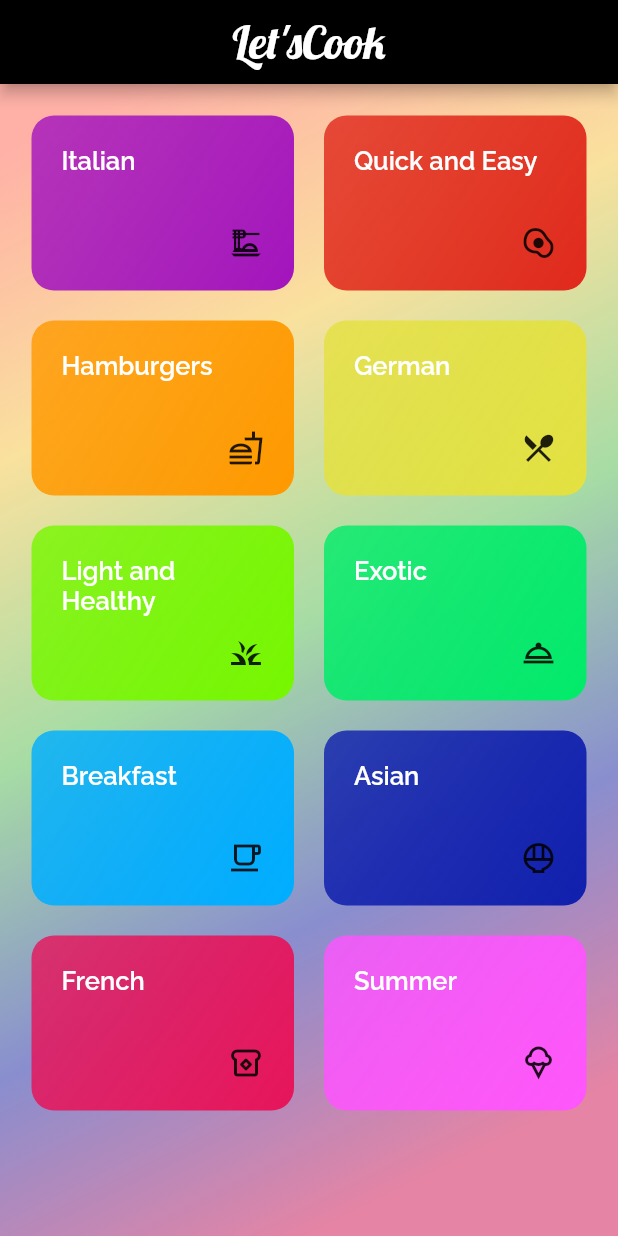
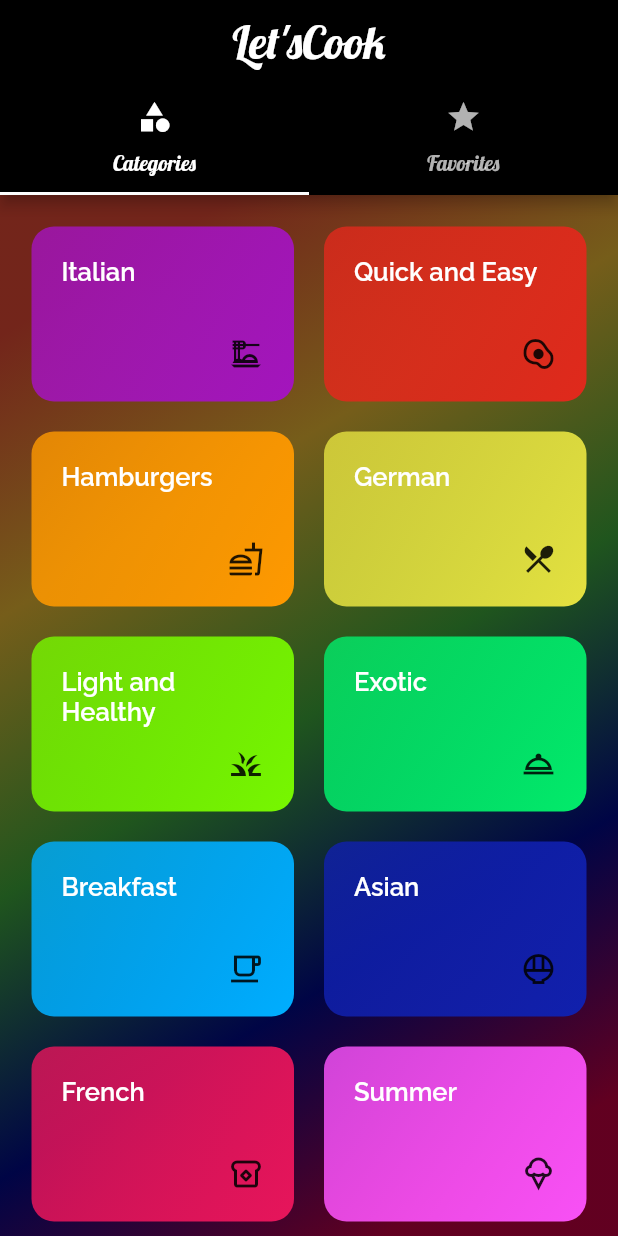
Before and after one commit to gbarth/letsCook, a Flutter app: the screen it shows after launch, on a phone screen of 412 x 824 dp. Run offline on Flutter 3.47's test engine with Material 2 defaults, Android fonts, the phone set to English and light mode, and no system bars.

Commit message:
favorite and tabs screen

```diff
--- a/lib/main.dart
+++ b/lib/main.dart
@@ -5,6 +5,7 @@ import 'utils/app_routes.dart';
 import 'screens/categories_screen.dart';
 import 'screens/categories_meals_screen.dart';
 import 'screens/meal_detail_screen.dart';
+import 'screens/tabs_screen.dart';
 
 void main() => runApp(const MyApp());
 
@@ -17,7 +18,7 @@ class MyApp extends StatelessWidget {
       debugShowCheckedModeBanner: false,
       title: 'LetsCook',
       theme: ThemeData(
-        //scaffoldBackgroundColor: Colors.transparent,
+        scaffoldBackgroundColor: Colors.black,
         colorScheme: ColorScheme.fromSwatch().copyWith(
           primary: const Color.fromARGB(255, 0, 0, 0),
           secondary: const Color.fromARGB(255, 252, 252, 252),
@@ -30,7 +31,7 @@ class MyApp extends StatelessWidget {
             ),
       ),
       routes: {
-        AppRoutes.HOME: (context) => const CategoriesScreen(),
+        AppRoutes.HOME: (context) => const TabsScreen(),
         AppRoutes.CATEGORIES_MEAL: (context) => CategoriesMealsScreen(),
         AppRoutes.MEAL_DETAIL: (context) => MealDetailScreen(),
       },
--- a/lib/screens/categories_screen.dart
+++ b/lib/screens/categories_screen.dart
@@ -24,13 +24,7 @@ class CategoriesScreen extends StatelessWidget {
           ],
         ),
       ),
-      child: Scaffold(
-        backgroundColor: Colors.transparent,
-        appBar: AppBar(
-          centerTitle: true,
-          title: const Text('Let\'sCook'),
-        ),
-        body: GridView(
+      child: GridView(
         padding: const EdgeInsets.all(21),
         gridDelegate: const SliverGridDelegateWithMaxCrossAxisExtent(
           maxCrossAxisExtent: 200,
@@ -42,7 +36,6 @@ class CategoriesScreen extends StatelessWidget {
           return CategoryItem(cat);
         }).toList(),
       ),
-      ),
     );
   }
 }
--- /dev/null
+++ b/lib/screens/favorite_screen.dart
@@ -0,0 +1,14 @@
+import 'package:flutter/material.dart';
+
+class FavoriteScreen extends StatelessWidget {
+  const FavoriteScreen({ Key? key }) : super(key: key);
+
+  @override
+  Widget build(BuildContext context) {
+    return const Center(
+      child: Text(
+        'My Favorite Meals'
+      ),
+    );
+  }
+}
--- /dev/null
+++ b/lib/screens/tabs_screen.dart
@@ -0,0 +1,39 @@
+import 'package:flutter/material.dart';
+
+import 'categories_screen.dart';
+import 'favorite_screen.dart';
+
+class TabsScreen extends StatelessWidget {
+  const TabsScreen({Key? key}) : super(key: key);
+
+  @override
+  Widget build(BuildContext context) {
+    return DefaultTabController(
+      length: 2,
+      child: Scaffold(
+        appBar: AppBar(
+          centerTitle: true,
+          title: const Text('Let\'sCook'),
+          bottom: const TabBar(
+            tabs: [
+              Tab(
+                icon: Icon(Icons.category),
+                text: 'Categories',
+              ),
+              Tab(
+                icon: Icon(Icons.star),
+                text: 'Favorites',
+              ),
+            ],
+          ),
+        ),
+        body: const TabBarView(
+          children: [
+            CategoriesScreen(),
+            FavoriteScreen(),
+          ],
+        ),
+      ),
+    );
+  }
+}
```
Lines whose indentation alone changed are shown as unchanged.
